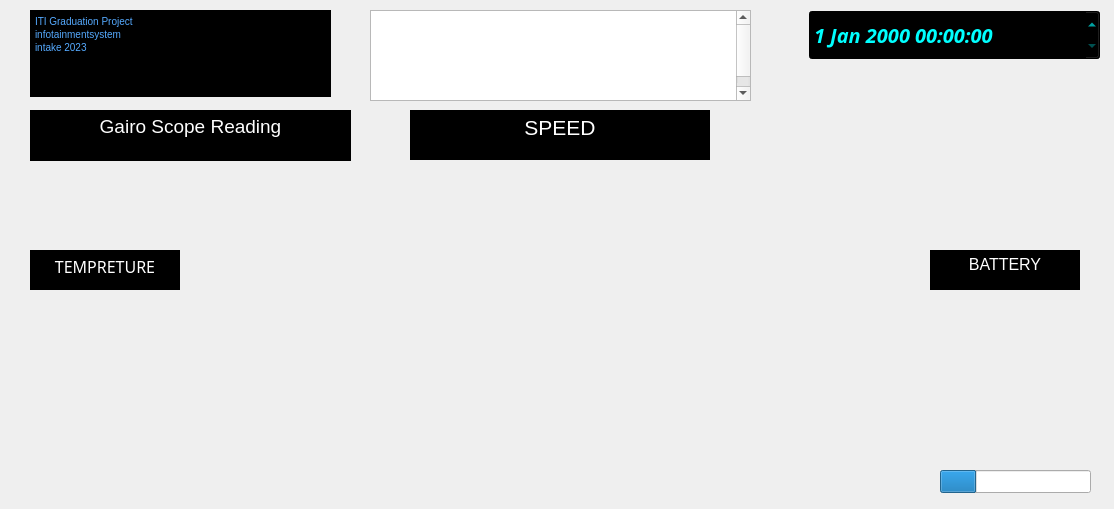
Qt form gauge_try/interface.ui (momenelhelw/raspberryPi) before a commit.
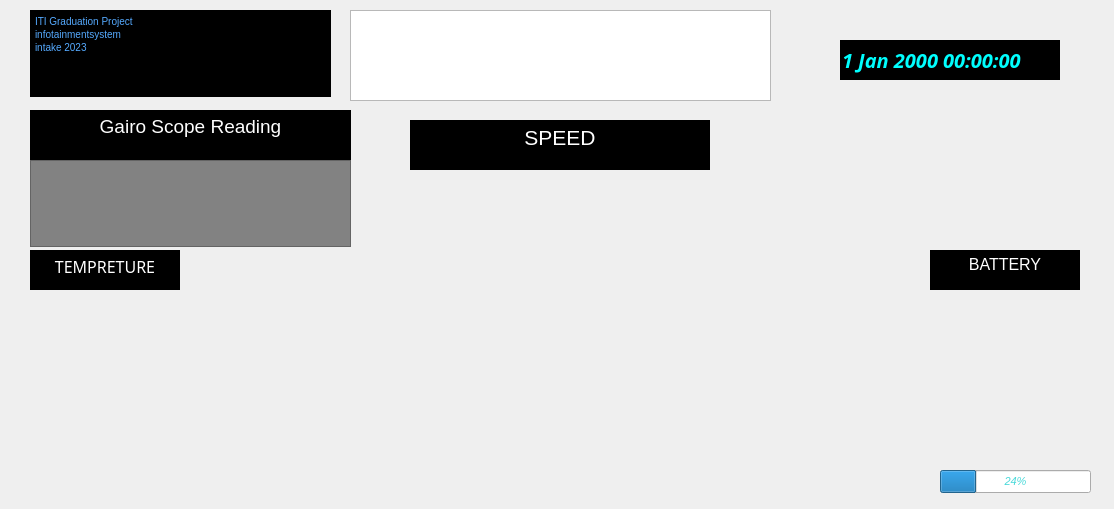
The same form after that commit. Icons and pictures are not drawn. Custom widgets are drawn as their Qt base class.

Diff of the .ui file:
```diff
--- a/gauge_try/interface.ui
+++ b/gauge_try/interface.ui
@@ -71,14 +71,23 @@
     </property>
    </widget>
    <widget class="QDateTimeEdit" name="dateTimeEdit">
+    <property name="enabled">
+     <bool>true</bool>
+    </property>
     <property name="geometry">
      <rect>
-      <x>809</x>
-      <y>10</y>
-      <width>291</width>
-      <height>50</height>
+      <x>840</x>
+      <y>40</y>
+      <width>220</width>
+      <height>40</height>
      </rect>
     </property>
+    <property name="maximumSize">
+     <size>
+      <width>220</width>
+      <height>40</height>
+     </size>
+    </property>
     <property name="font">
      <font>
       <family>Perpetua</family>
@@ -86,19 +95,38 @@
       <weight>75</weight>
       <italic>true</italic>
       <bold>true</bold>
+      <underline>false</underline>
+      <strikeout>false</strikeout>
+      <stylestrategy>PreferDefault</stylestrategy>
+      <kerning>false</kerning>
      </font>
     </property>
+    <property name="autoFillBackground">
+     <bool>false</bool>
+    </property>
     <property name="styleSheet">
      <string notr="true">color: rgb(0, 255, 255);
 background-color: rgb(0, 0, 0);</string>
     </property>
+    <property name="frame">
+     <bool>false</bool>
+    </property>
+    <property name="readOnly">
+     <bool>true</bool>
+    </property>
+    <property name="buttonSymbols">
+     <enum>QAbstractSpinBox::NoButtons</enum>
+    </property>
+    <property name="calendarPopup">
+     <bool>false</bool>
+    </property>
    </widget>
    <widget class="QTextEdit" name="Title">
     <property name="geometry">
      <rect>
-      <x>370</x>
+      <x>350</x>
       <y>10</y>
-      <width>381</width>
+      <width>421</width>
       <height>91</height>
      </rect>
     </property>
@@ -115,6 +143,12 @@
 background-image: url(:/backgrounds/1.jpg);
 border-image: url(:/background/1.jpg) 0 0 0 0 stretch stretch;</string>
     </property>
+    <property name="verticalScrollBarPolicy">
+     <enum>Qt::ScrollBarAlwaysOff</enum>
+    </property>
+    <property name="horizontalScrollBarPolicy">
+     <enum>Qt::ScrollBarAlwaysOff</enum>
+    </property>
     <property name="html">
      <string>&lt;!DOCTYPE HTML PUBLIC &quot;-//W3C//DTD HTML 4.0//EN&quot; &quot;http://www.w3.org/TR/REC-html40/strict.dtd&quot;&gt;
 &lt;html&gt;&lt;head&gt;&lt;meta name=&quot;qrichtext&quot; content=&quot;1&quot; /&gt;&lt;style type=&quot;text/css&quot;&gt;
@@ -127,7 +161,7 @@
     <property name="geometry">
      <rect>
       <x>410</x>
-      <y>110</y>
+      <y>120</y>
       <width>300</width>
       <height>50</height>
      </rect>
@@ -138,6 +172,12 @@
     <property name="styleSheet">
      <string notr="true">background-color: rgb(0, 0, 0);</string>
     </property>
+    <property name="verticalScrollBarPolicy">
+     <enum>Qt::ScrollBarAlwaysOff</enum>
+    </property>
+    <property name="horizontalScrollBarPolicy">
+     <enum>Qt::ScrollBarAlwaysOff</enum>
+    </property>
     <property name="html">
      <string>&lt;!DOCTYPE HTML PUBLIC &quot;-//W3C//DTD HTML 4.0//EN&quot; &quot;http://www.w3.org/TR/REC-html40/strict.dtd&quot;&gt;
 &lt;html&gt;&lt;head&gt;&lt;meta name=&quot;qrichtext&quot; content=&quot;1&quot; /&gt;&lt;style type=&quot;text/css&quot;&gt;
@@ -231,12 +271,33 @@
       <height>23</height>
      </rect>
     </property>
+    <property name="font">
+     <font>
+      <pointsize>8</pointsize>
+      <weight>50</weight>
+      <italic>true</italic>
+      <bold>false</bold>
+     </font>
+    </property>
+    <property name="autoFillBackground">
+     <bool>false</bool>
+    </property>
     <property name="styleSheet">
-     <string notr="true">color: rgb(255, 255, 255);</string>
+     <string notr="true">color: rgb(255, 255, 255);
+color: rgb(72, 217, 217);</string>
     </property>
     <property name="value">
      <number>24</number>
     </property>
+    <property name="orientation">
+     <enum>Qt::Horizontal</enum>
+    </property>
+    <property name="invertedAppearance">
+     <bool>false</bool>
+    </property>
+    <property name="textDirection">
+     <enum>QProgressBar::TopToBottom</enum>
+    </property>
    </widget>
    <widget class="QTextEdit" name="textEdit_5">
     <property name="geometry">
@@ -260,6 +321,19 @@
 &lt;p style=&quot; margin-top:0px; margin-bottom:0px; margin-left:0px; margin-right:0px; -qt-block-indent:0; text-indent:0px;&quot;&gt;&lt;span style=&quot; color:#55aaff;&quot;&gt;intake 2023&lt;/span&gt;&lt;/p&gt;&lt;/body&gt;&lt;/html&gt;</string>
     </property>
    </widget>
+   <widget class="QTextEdit" name="textEdit_6">
+    <property name="geometry">
+     <rect>
+      <x>30</x>
+      <y>160</y>
+      <width>321</width>
+      <height>87</height>
+     </rect>
+    </property>
+    <property name="styleSheet">
+     <string notr="true">background-color: rgb(130, 130, 130);</string>
+    </property>
+   </widget>
   </widget>
  </widget>
  <customwidgets>
```
Left out of the diff: 6 changed lines with no effect on the pictures.
